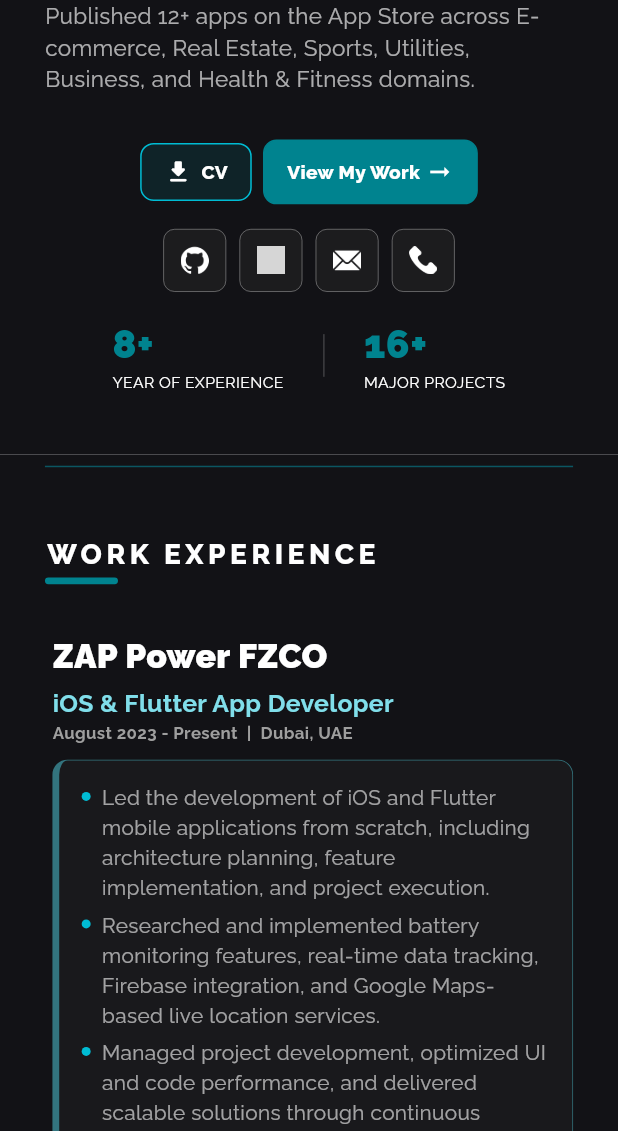
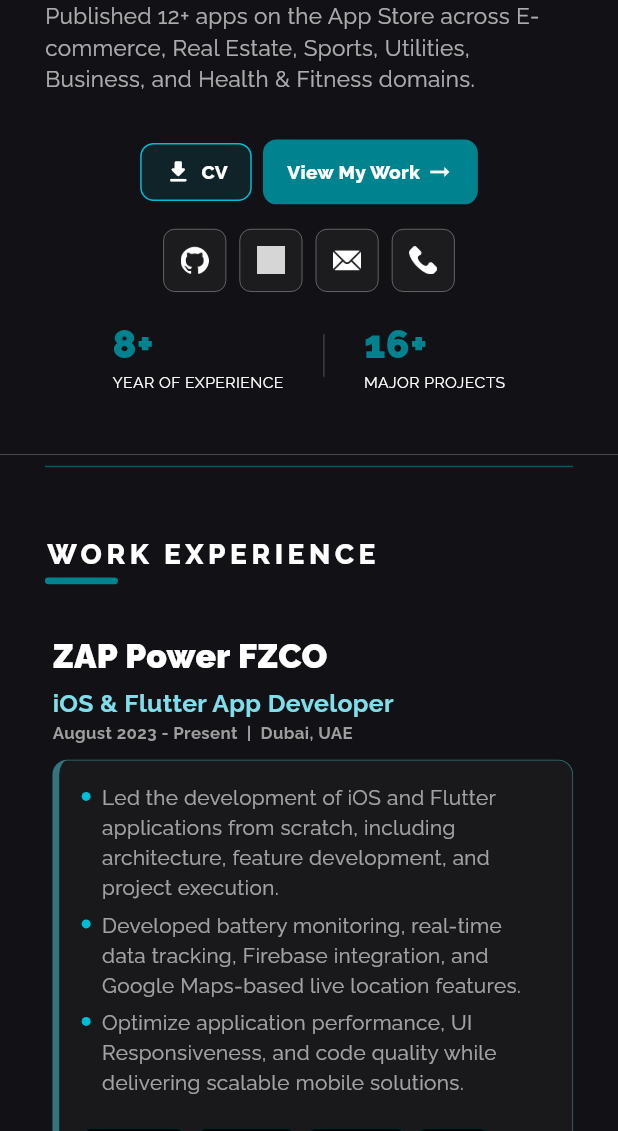
Before and after one commit to krunal-maisuriya/krunalmaisuriya-portfolio, a Flutter app: the screen it shows after launch, scrolled down 576 dp, on a phone screen of 412 x 824 dp, the part 105-1236 px from its top. Run offline on Flutter 3.47's test engine with Material 3 defaults, Android fonts, the phone set to English and light mode, and no system bars; our stand-ins replace google_fonts; grey boxes are pictures that could not be loaded.

Commit message:
Changed experience section and CV Link

```diff
--- a/lib/sections/experience_section.dart
+++ b/lib/sections/experience_section.dart
@@ -14,9 +14,9 @@ class ExperienceSection extends StatelessWidget {
       "present_year": "August 2023 - Present",
       "location": "Dubai, UAE",
       "experience": [
-        "Led the development of iOS and Flutter mobile applications from scratch, including architecture planning, feature implementation, and project execution.",
-        "Researched and implemented battery monitoring features, real-time data tracking, Firebase integration, and Google Maps-based live location services.",
-        "Managed project development, optimized UI and code performance, and delivered scalable solutions through continuous improvements and technical research.",
+        "Led the development of iOS and Flutter applications from scratch, including architecture, feature development, and project execution.",
+        "Developed battery monitoring, real-time data tracking, Firebase integration, and Google Maps-based live location features.",
+        "Optimize application performance, UI Responsiveness, and code quality while delivering scalable mobile solutions.",
       ],
       "used_languages": ["SwiftUI", "Flutter", "MVVM", "Dio", "Riverpod", "Provider", "Firebase", "Charts", "Stripe", ],
     },
@@ -26,10 +26,10 @@ class ExperienceSection extends StatelessWidget {
       "present_year": "August 2020 – May 2023",
       "location": "India, Surat",
       "experience": [
-        "Designed and developed native iOS applications using Swift, SwiftUI,and MVVM for product-based and client projects.",
-        "Collaborated directly with clients on requirement analysis, project estimation, and solution delivery while working in a team of 4–5 developers.",
-        "Led and managed multiple projects simultaneously, and Implemented REST APIs, Firebase, GraphQL, payment gateways, push notifications, Libre2 sensor integration, and Core Data/Realm.",
-        "Performed code reviews, technical research, performance optimization, and provided technical support.",
+        "Designed and developed native iOS applications using Swift, SwiftUI, and MVVM for product-based and client projects.",
+        "Collaborated directly with clients on requirements, project estimation, technical solutions, and delivery while working with a team of 4–5 developers.",
+        "Integrated REST APIs, GraphQL, Firebase, Payment gateways, Push notifications, Libre2 sensor integration, Core Data, and Realm.",
+        "Led multiple projects simultaneously and contributed to code reviews, performance optimization, technical research, and production support.",
       ],
       "used_languages": ["SwiftUI", "MVVM", "MVC", "Socket.io", "BLE", "NFC", "Hardware Activation", "Charts", "GraphQL" "Stripe", "Combine", ],
     },
@@ -39,10 +39,10 @@ class ExperienceSection extends StatelessWidget {
       "present_year": "March 2018 – August 2020",
       "location": "India, Surat",
       "experience": [
-        "Developed native iOS and Flutter applications while gaining hands-on experience in the complete mobile development lifecycle.",
-        "Gathered requirements, implemented new features, resolved live production issues, and optimized application performance.",
-        "Integrated REST APIs, Firebase, Realm, UnitTesting and payment gateways including Stripe, PayPal, and PayUmoney.",
-        "Collaborated with designers and senior developers, learned App Store deployment, and successfully delivered challenging client requirements.",
+        "Developed native iOS and Flutter applications across the complete mobile development lifecycle.",
+        "Gathered requirements, developed new features, resolved live production issues, and optimized application performance.",
+        "Integrated REST APIs, Firebase, Realm, Unit testing, and payment gateways including Stripe, Apple pay, PayPal, and PayUmoney.",
+        "Collaborated with designers and senior developers and contributed to App Store deployment and successfully client project delivery.",
       ],
       "used_languages": ["Swift", "UIKit", "Flutter", "Dio", "MVC", "MVVM", "Firebase", "Charts", "Stripe", "Analytics"],
     },
@@ -52,8 +52,8 @@ class ExperienceSection extends StatelessWidget {
       "present_year": "November 2017 – February 2018",
       "location": "India, Surat",
       "experience": [
-        "I Started my iOS development journey by building a strong foundation in Swift, Apple design principles, and application architecture. ",
-        "Learned to create user-friendly interfaces, integrate APIs, and structure scalable iOS projects with clean coding practices.",
+        "Built a strong foundation in Swift, iOS Development, Apple design principles, and application architecture.",
+        "Built user interfaces, integrated REST APIs, and followed clean coding and scalable development practices.",
       ],
       "used_languages": ["Swift", "UIKit", "MVC", "Alamofire"],
     },
--- a/lib/sections/profile/hero_sections.dart
+++ b/lib/sections/profile/hero_sections.dart
@@ -323,7 +323,8 @@ class HeroSections extends StatelessWidget {
 
   //  Download Resume
   Future<void> downloadResume() async {
-    final url = Uri.parse("https://drive.google.com/file/d/1ngGXXIvvlZEB7IvU7j_tX3P4fk-D9HKQ/view?usp=sharing");
+    final url = Uri.parse("https://drive.google.com/file/d/1BwtW4KRyBY9NjWit1h0kl8zWa-Pk1KbR/view?usp=sharing");
+    // final url = Uri.parse("https://drive.google.com/file/d/1ngGXXIvvlZEB7IvU7j_tX3P4fk-D9HKQ/view?usp=sharing");
     // final url = Uri.parse("https://drive.google.com/file/d/1EPlNMAY4fA11I2fWseoKuIQ7YivfPlhG/view?usp=sharing");
 
     if (!await launchUrl(url,
```
